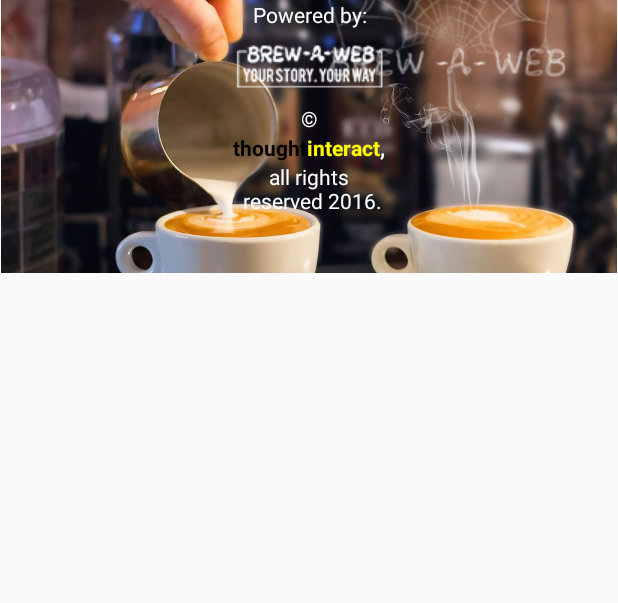
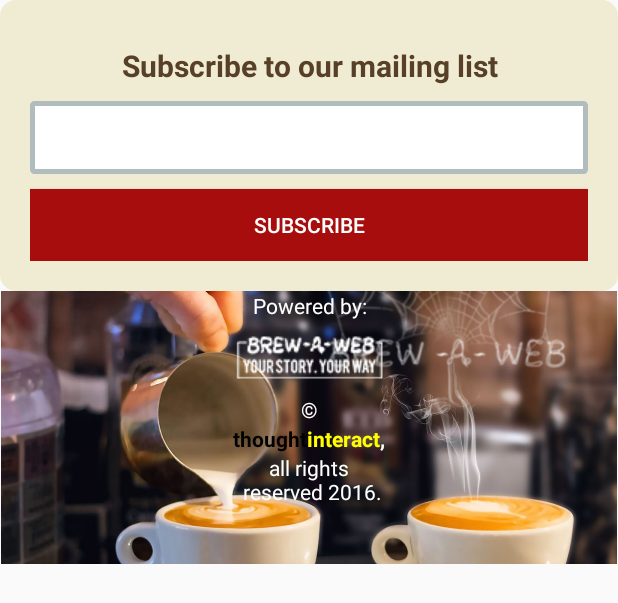
Before and after one commit to AzaharSheikh/BrewawebonlineApp, an Android app: the layout list_view_footer.xml on its own in the app's theme, with its tools: preview values and no code run, on a phone screen of 412 x 824 dp. Shown: the top 603 px of the screen. Run offline under Robolectric (Android 15) with nearby library versions, the phone set to English and light mode, and no system bars.

Commit message:
subscribe button added at footer

```diff
--- a/app/build.gradle
+++ b/app/build.gradle
@@ -26,8 +26,8 @@ dependencies {
     compile 'com.android.support:design:24.2.1'
     compile files('libs/volley.jar')
     compile 'com.google.firebase:firebase-messaging:9.0.1'
-
-    }
+    compile 'com.google.android.gms:play-services-maps:9.0.1'
+}
 
 
 
--- a/app/src/main/res/layout/list_view_footer.xml
+++ b/app/src/main/res/layout/list_view_footer.xml
@@ -2,8 +2,53 @@
 <RelativeLayout xmlns:android="http://schemas.android.com/apk/res/android"
     android:orientation="vertical" android:layout_width="match_parent"
     android:layout_height="match_parent">
+    <LinearLayout
+        android:layout_width="match_parent"
+        android:id="@+id/li"
+        android:layout_height="wrap_content"
+        android:orientation="vertical"
+        android:padding="20dp"
+        android:background="@drawable/rd_corner_bt"
 
+        >
+
+        <TextView
+            android:layout_width="match_parent"
+            android:layout_height="wrap_content"
+            android:text="Subscribe to our mailing list"
+            android:textSize="20dp"
+            android:textColor="@color/text_clr"
+            android:textStyle="bold"
+            android:gravity="center"
+            android:padding="10dp"
+            />
+
+        <EditText
+            android:layout_width="match_parent"
+            android:layout_height="wrap_content"
+            android:inputType="textEmailAddress"
+            android:ems="10"
+            android:id="@+id/editText"
+            android:layout_gravity="center_horizontal"
+            android:background="@drawable/layout_border"
+            android:padding="12dp"
+            />
+
+        <Button
+            style="?android:attr/buttonStyleSmall"
+            android:layout_width="match_parent"
+            android:layout_height="wrap_content"
+            android:padding="10dp"
+            android:text="Subscribe"
+            android:id="@+id/button"
+            android:textColor="@color/white"
+            android:background="@color/subscribe"
+            android:layout_marginTop="10dp"
+            />
+
+    </LinearLayout>
         <ImageView
+            android:layout_below="@+id/li"
             android:id="@+id/img_dashboard"
             android:layout_width="match_parent"
             android:layout_height="wrap_content"
@@ -16,7 +61,7 @@
         android:layout_width="match_parent"
         android:layout_height="match_parent"
         android:orientation="vertical"
-        android:layout_gravity="center"
+        android:layout_below="@+id/li"
         >
         <TextView
             android:layout_width="match_parent"
```
